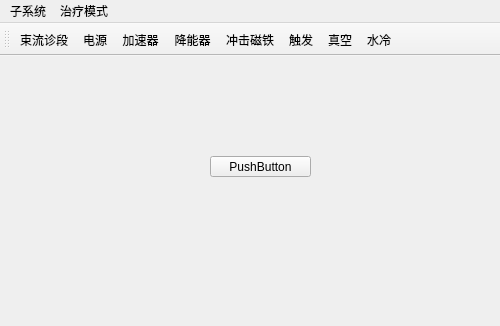
The window that mainwindow.ui (LittleLitTom/MCS_gui) describes before a commit, drawn with Qt 5; both pictures show x 0 to 500 and y 0 to 326 of the 1366 by 768 pixel window.
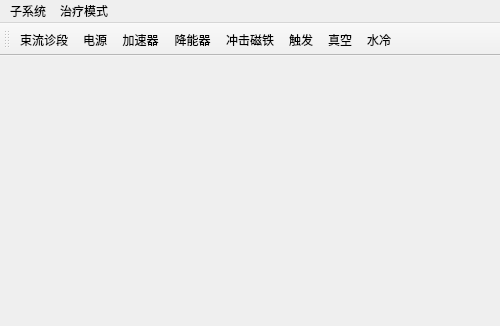
The same window after the commit. Icons and pictures are not drawn.

Diff of the .ui file:
```diff
--- a/mainwindow.ui
+++ b/mainwindow.ui
@@ -25,25 +25,6 @@
    <property name="styleSheet">
     <string notr="true">QWidget#centralwidget{border-image: url(:/Resources/line_0.png);}</string>
    </property>
-   <widget class="QPushButton" name="pushButton">
-    <property name="geometry">
-     <rect>
-      <x>210</x>
-      <y>100</y>
-      <width>101</width>
-      <height>21</height>
-     </rect>
-    </property>
-    <property name="autoFillBackground">
-     <bool>false</bool>
-    </property>
-    <property name="text">
-     <string>PushButton</string>
-    </property>
-    <property name="flat">
-     <bool>false</bool>
-    </property>
-   </widget>
   </widget>
   <widget class="QMenuBar" name="menubar">
    <property name="geometry">
```
